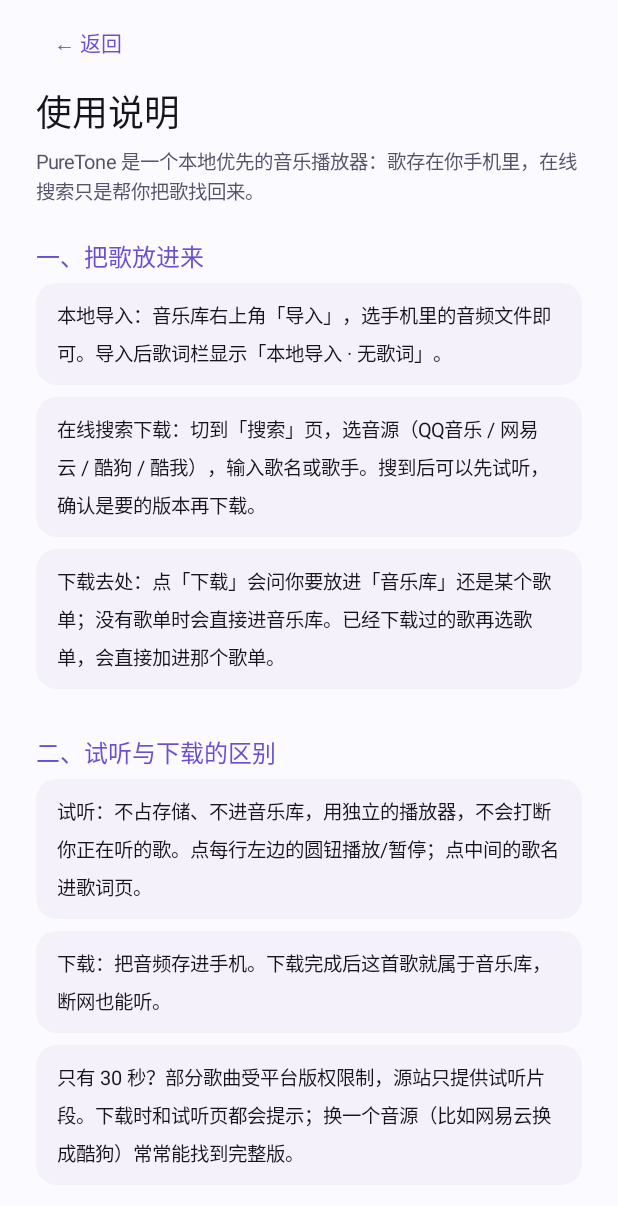
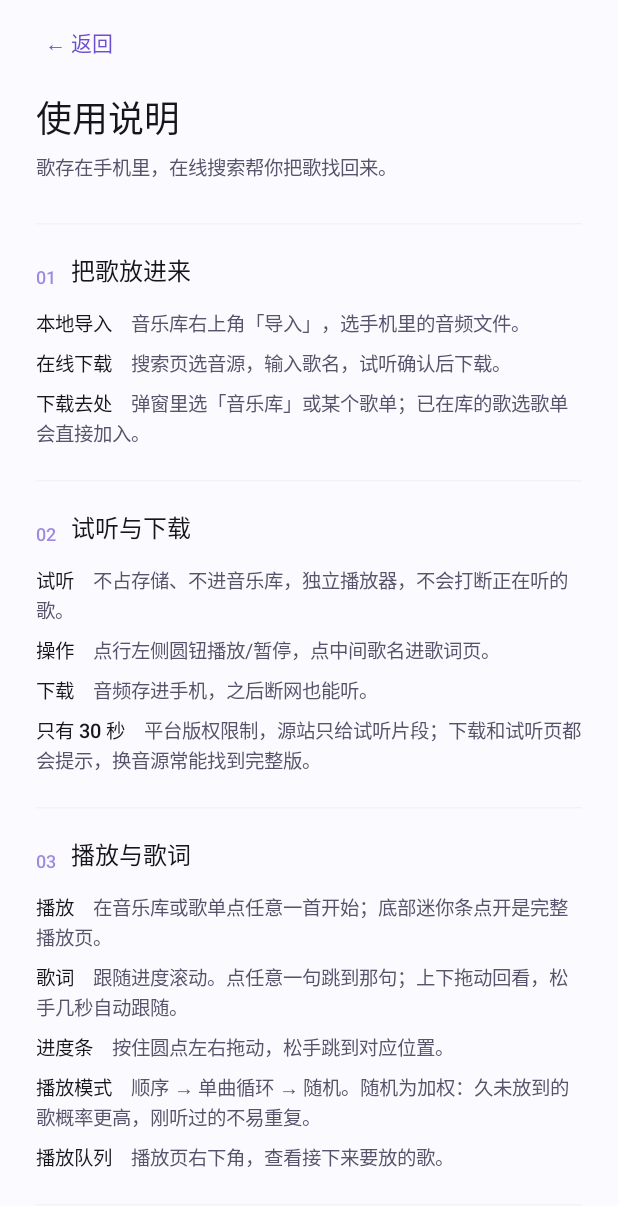
Before and after one commit to against666/puretone, an Android app built with Jetpack Compose: the composable HelpScreen shown on its own in the app's theme, on a phone screen of 412 x 824 dp. Shown: the top 1206 px of the screen. Run offline under Robolectric (Android 15) with nearby library versions, the phone set to English and light mode, and no system bars; 10 statements that could not run were skipped.

Commit message:
style(help): 使用说明改为排版文档风，去掉卡片墙
- 删掉每段一张卡的布局（全文 20+ 张同色卡片，视觉噪音大、页面极长）
- 改为：编号小节（01-06）+ 发丝分隔线 + 纯文字排版
- 条目写成「术语 + 一句话」：术语加重，说明用次要色，扫读先抓术语
- 文案压缩到每条一句，全文长度约减一半，一屏可见约三节
- 去掉卡片后不再有嵌套背景，深浅色主题下都干净

```diff
--- a/projects/puretone-android/app/src/main/java/com/puretone/player/ui/settings/HelpScreen.kt
+++ b/projects/puretone-android/app/src/main/java/com/puretone/player/ui/settings/HelpScreen.kt
@@ -1,28 +1,36 @@
 package com.puretone.player.ui.settings
 
-import androidx.compose.foundation.layout.Arrangement
 import androidx.compose.foundation.layout.Column
+import androidx.compose.foundation.layout.ColumnScope
+import androidx.compose.foundation.layout.PaddingValues
+import androidx.compose.foundation.layout.Row
 import androidx.compose.foundation.layout.Spacer
 import androidx.compose.foundation.layout.fillMaxSize
 import androidx.compose.foundation.layout.fillMaxWidth
 import androidx.compose.foundation.layout.height
 import androidx.compose.foundation.layout.padding
+import androidx.compose.foundation.layout.width
 import androidx.compose.foundation.rememberScrollState
-import androidx.compose.foundation.shape.RoundedCornerShape
 import androidx.compose.foundation.verticalScroll
+import androidx.compose.material3.HorizontalDivider
 import androidx.compose.material3.MaterialTheme
-import androidx.compose.material3.Surface
 import androidx.compose.material3.Text
 import androidx.compose.material3.TextButton
 import androidx.compose.runtime.Composable
+import androidx.compose.ui.Alignment
 import androidx.compose.ui.Modifier
+import androidx.compose.ui.text.SpanStyle
+import androidx.compose.ui.text.buildAnnotatedString
+import androidx.compose.ui.text.font.FontWeight
+import androidx.compose.ui.text.withStyle
 import androidx.compose.ui.unit.dp
 
 /**
  * 应用内使用说明。
  *
- * 面向普通用户：不是一个功能清单，而是「我该从哪里开始、下一步做什么」。
- * 文案与功能同步维护——加了新功能记得回来补一段。
+ * 排版取向：像一张排版干净的纸，不是卡片墙。
+ * 编号小节 + 细分隔线 + 「术语 · 一句话」的紧凑条目，扫一眼就能找到要的那条。
+ * 文案与功能同步维护——加了新功能记得回来补一条。
  */
 @Composable
 fun HelpScreen(
@@ -35,10 +43,14 @@ fun HelpScreen(
             .verticalScroll(rememberScrollState())
             .padding(horizontal = 24.dp),
     ) {
-        TextButton(onClick = onBack, modifier = Modifier.padding(top = 4.dp)) {
+        TextButton(
+            onClick = onBack,
+            modifier = Modifier.padding(top = 4.dp),
+            contentPadding = PaddingValues(0.dp),
+        ) {
             Text("← 返回")
         }
-        Spacer(Modifier.height(4.dp))
+        Spacer(Modifier.height(8.dp))
         Text(
             text = "使用说明",
             style = MaterialTheme.typography.headlineMedium,
@@ -46,51 +58,56 @@ fun HelpScreen(
         )
         Spacer(Modifier.height(6.dp))
         Text(
-            text = "PureTone 是一个本地优先的音乐播放器：歌存在你手机里，在线搜索只是帮你把歌找回来。",
+            text = "歌存在手机里，在线搜索帮你把歌找回来。",
             style = MaterialTheme.typography.bodyMedium,
             color = MaterialTheme.colorScheme.onSurfaceVariant,
         )
+        Spacer(Modifier.height(28.dp))
 
-        Section("一、把歌放进来")
-        Paragraph("本地导入：音乐库右上角「导入」，选手机里的音频文件即可。导入后歌词栏显示「本地导入 · 无歌词」。")
-        Paragraph("在线搜索下载：切到「搜索」页，选音源（QQ音乐 / 网易云 / 酷狗 / 酷我），输入歌名或歌手。搜到后可以先试听，确认是要的版本再下载。")
-        Paragraph("下载去处：点「下载」会问你要放进「音乐库」还是某个歌单；没有歌单时会直接进音乐库。已经下载过的歌再选歌单，会直接加进那个歌单。")
+        Chapter(1, "把歌放进来") {
+            Point("本地导入", "音乐库右上角「导入」，选手机里的音频文件。")
+            Point("在线下载", "搜索页选音源，输入歌名，试听确认后下载。")
+            Point("下载去处", "弹窗里选「音乐库」或某个歌单；已在库的歌选歌单会直接加入。")
+        }
 
-        Section("二、试听与下载的区别")
-        Paragraph("试听：不占存储、不进音乐库，用独立的播放器，不会打断你正在听的歌。点每行左边的圆钮播放/暂停；点中间的歌名进歌词页。")
-        Paragraph("下载：把音频存进手机。下载完成后这首歌就属于音乐库，断网也能听。")
-        Paragraph("只有 30 秒？部分歌曲受平台版权限制，源站只提供试听片段。下载时和试听页都会提示；换一个音源（比如网易云换成酷狗）常常能找到完整版。")
+        Chapter(2, "试听与下载") {
+            Point("试听", "不占存储、不进音乐库，独立播放器，不会打断正在听的歌。")
+            Point("操作", "点行左侧圆钮播放/暂停，点中间歌名进歌词页。")
+            Point("下载", "音频存进手机，之后断网也能听。")
+            Point("只有 30 秒", "平台版权限制，源站只给试听片段；下载和试听页都会提示，换音源常能找到完整版。")
+        }
 
-        Section("三、播放与歌词")
-        Paragraph("播放：在音乐库或歌单里点任意一首开始播放，底部会出现迷你播放条，点它展开完整播放页。")
-        Paragraph("歌词：播放页中间是逐行歌词，会跟着进度滚动。点任意一句歌词可以跳到那句；点住上下拖动可以回看，松手几秒后自动跟随。")
-        Paragraph("进度条：按住圆点左右拖动，松手跳到对应位置。")
-        Paragraph("播放模式：播放页左下角的按钮在「顺序 → 单曲循环 → 随机」之间切换。随机是加权随机——很久没放到的歌概率会变高，刚听过的不会马上重复。")
-        Paragraph("播放队列：播放页右下角查看接下来要放的歌。")
+        Chapter(3, "播放与歌词") {
+            Point("播放", "在音乐库或歌单点任意一首开始；底部迷你条点开是完整播放页。")
+            Point("歌词", "跟随进度滚动。点任意一句跳到那句；上下拖动回看，松手几秒自动跟随。")
+            Point("进度条", "按住圆点左右拖动，松手跳到对应位置。")
+            Point("播放模式", "顺序 → 单曲循环 → 随机。随机为加权：久未放到的歌概率更高，刚听过的不易重复。")
+            Point("播放队列", "播放页右下角，查看接下来要放的歌。")
+        }
 
-        Section("四、歌单")
-        Paragraph("新建歌单：音乐库页右上角「新建歌单」。")
-        Paragraph("往歌单加歌：进歌单点「添加歌曲」从音乐库里挑；或者在搜索结果里下载时直接选这个歌单。")
-        Paragraph("删除：歌单可以整个删除；歌曲只从歌单移除，不会删掉文件和音乐库里的歌。")
+        Chapter(4, "歌单") {
+            Point("新建", "音乐库页右上角「新建歌单」。")
+            Point("加歌", "进歌单点「添加歌曲」；或在搜索结果下载时直接选这个歌单。")
+            Point("删除", "删歌单不会删文件和音乐库里的歌。")
+        }
 
-        Section("五、设置")
-        Paragraph("外观：深色 / 浅色 / 跟随系统。")
-        Paragraph("歌词字号：小 / 标准 / 大，直接点选。")
-        Paragraph("时间偏移：歌词和声音对不上时用这里的滑杆整体微调，范围 ±2 秒，往右调歌词往后延、往左调往前移，点「复位」回到 0。")
-        Paragraph("版本：在「关于」里可以看到当前版本号。")
+        Chapter(5, "设置") {
+            Point("外观", "深色 / 浅色 / 跟随系统。")
+            Point("歌词字号", "小 / 标准 / 大。")
+            Point("时间偏移", "歌词对不上时整体微调，±2 秒；往右歌词延后，点「复位」归零。")
+            Point("更新", "每次打开都会检查；「稍后」只关这一次，下次还会提醒。")
+        }
 
-        Section("六、关于更新")
-        Paragraph("每次打开 App 都会检查一次新版本；有更新会弹窗提示，点「去更新」跳到下载页。点「稍后」只关掉这一次，下次打开还会提醒。")
-
-        Section("七、常见问题")
-        Paragraph("搜不到歌：换个音源再搜，不同平台的曲库不一样。")
-        Paragraph("下载失败 / 提示没有可用资源：这首在该音源下架或受限，换音源或换一首同名的版本。")
-        Paragraph("歌词对不上：先用设置里的「时间偏移」整体微调；如果这首歌词本身就错了，目前只能删掉重新导入正确的文件。")
-        Paragraph("在线功能显示「只读」：密钥额度用完了，本地播放和歌单不受影响，等新的密钥下发会自动恢复。")
+        Chapter(6, "常见问题") {
+            Point("搜不到歌", "换个音源再搜，各平台曲库不同。")
+            Point("下载失败", "这首在该音源下架或受限，换音源或换同名版本。")
+            Point("歌词不对", "先用「时间偏移」微调；歌词本身错了只能删掉重新导入。")
+            Point("显示只读", "密钥额度用完，本地播放与歌单不受影响，新密钥下发后自动恢复。")
+        }
 
         Spacer(Modifier.height(12.dp))
         Text(
-            text = "说明文档会随版本更新。遇到这里没写到的问题，欢迎直接反馈。",
+            text = "本文档随版本更新。",
             style = MaterialTheme.typography.bodySmall,
             color = MaterialTheme.colorScheme.onSurfaceVariant,
         )
@@ -99,31 +116,56 @@ fun HelpScreen(
 }
 
 @Composable
-private fun Section(title: String) {
-    Spacer(Modifier.height(22.dp))
-    Text(
-        text = title,
-        style = MaterialTheme.typography.titleMedium,
-        color = MaterialTheme.colorScheme.primary,
+private fun Chapter(
+    index: Int,
+    title: String,
+    content: @Composable ColumnScope.() -> Unit,
+) {
+    HorizontalDivider(
+        color = MaterialTheme.colorScheme.outlineVariant.copy(alpha = 0.35f),
+        thickness = 1.dp,
     )
-    Spacer(Modifier.height(6.dp))
+    Spacer(Modifier.height(18.dp))
+    Row(verticalAlignment = Alignment.Bottom) {
+        Text(
+            text = "%02d".format(index),
+            style = MaterialTheme.typography.labelMedium,
+            color = MaterialTheme.colorScheme.primary.copy(alpha = 0.65f),
+            fontWeight = FontWeight.Medium,
+        )
+        Spacer(Modifier.width(10.dp))
+        Text(
+            text = title,
+            style = MaterialTheme.typography.titleMedium,
+            color = MaterialTheme.colorScheme.onBackground,
+        )
+    }
+    Spacer(Modifier.height(10.dp))
+    Column(content = content)
+    Spacer(Modifier.height(18.dp))
 }
 
+/** 术语 + 一句话。术语加重在前，正文用次要色，扫读时先抓术语 */
 @Composable
-private fun Paragraph(text: String) {
-    Surface(
-        shape = RoundedCornerShape(14.dp),
-        color = MaterialTheme.colorScheme.surfaceContainer,
+private fun Point(term: String, body: String) {
+    Text(
+        text = buildAnnotatedString {
+            withStyle(
+                SpanStyle(
+                    color = MaterialTheme.colorScheme.onSurface,
+                    fontWeight = FontWeight.Medium,
+                ),
+            ) {
+                append(term)
+            }
+            withStyle(SpanStyle(color = MaterialTheme.colorScheme.onSurfaceVariant)) {
+                append("　$body")
+            }
+        },
+        style = MaterialTheme.typography.bodyMedium,
+        lineHeight = MaterialTheme.typography.bodyMedium.fontSize * 1.5f,
         modifier = Modifier
             .fillMaxWidth()
-            .padding(bottom = 8.dp),
-    ) {
-        Text(
-            text = text,
-            style = MaterialTheme.typography.bodyMedium,
-            color = MaterialTheme.colorScheme.onSurface,
-            lineHeight = MaterialTheme.typography.bodyMedium.lineHeight * 1.25f,
-            modifier = Modifier.padding(horizontal = 14.dp, vertical = 12.dp),
-        )
-    }
+            .padding(vertical = 4.dp),
+    )
 }
```
